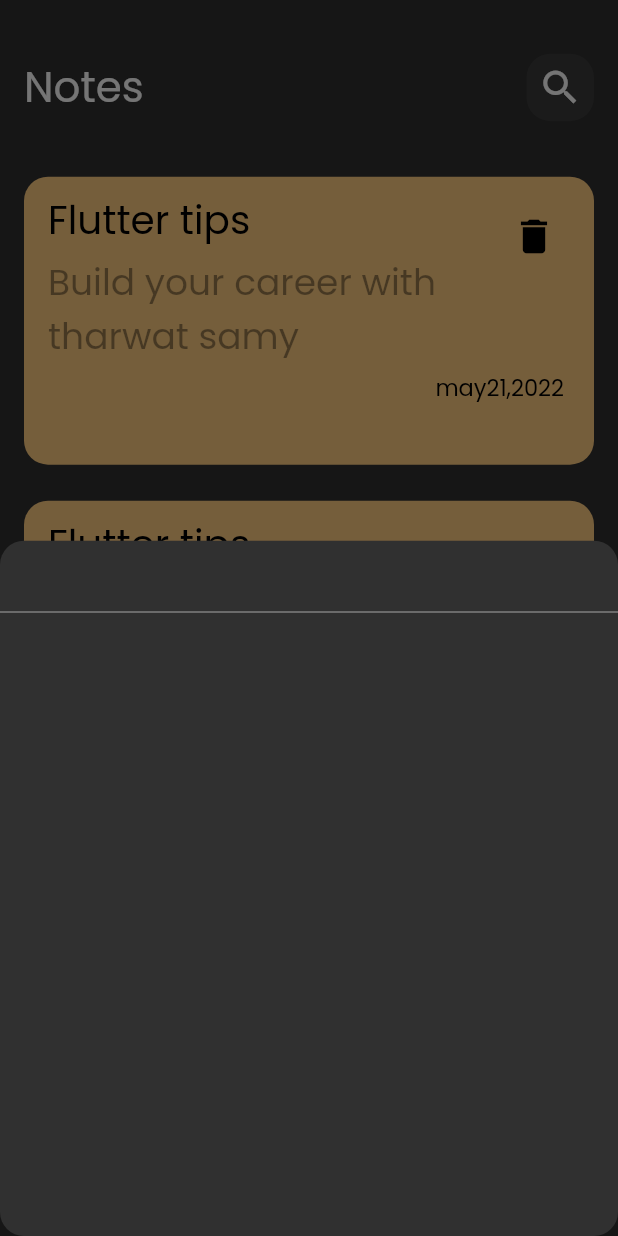
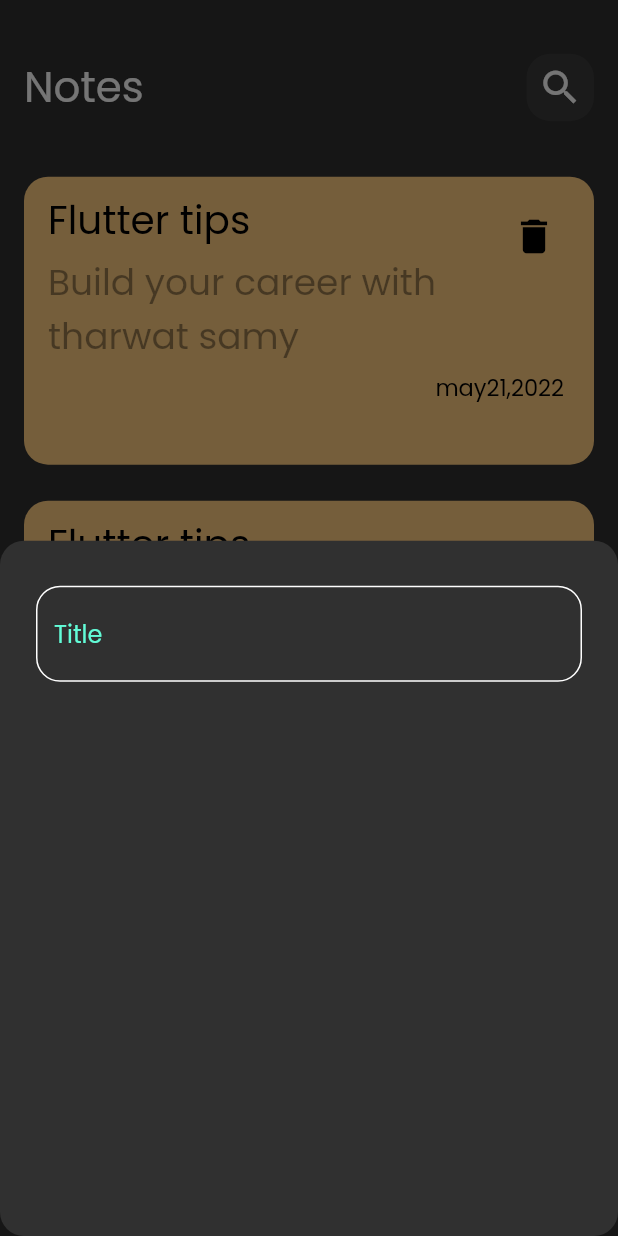
Before and after one commit to OmarWheed/notes_app, a Flutter app: the screen it shows after launch, after a tap on the "add" icon, on a phone screen of 412 x 824 dp. Run offline on Flutter 3.47's test engine with Material 2 defaults, Android fonts, the phone set to English and light mode, and no system bars.

Commit message:
custom text field

```diff
--- /dev/null
+++ b/lib/constant.dart
@@ -0,0 +1,3 @@
+import 'package:flutter/material.dart';
+
+const KprimaryColor = Color(0xff62FCD7);
--- /dev/null
+++ b/lib/widgets/custom_text_filed.dart
@@ -0,0 +1,27 @@
+import 'package:flutter/material.dart';
+
+import '../constant.dart';
+
+class CustomTextField extends StatelessWidget {
+  const CustomTextField({super.key});
+
+  @override
+  Widget build(BuildContext context) {
+    return TextField(
+      cursorColor: KprimaryColor,
+      decoration: InputDecoration(
+        hintText: "Title",
+        hintStyle: TextStyle(color: KprimaryColor),
+        border: buildBorder(),
+        enabledBorder: buildBorder(),
+        focusedBorder: buildBorder(KprimaryColor),
+      ),
+    );
+  }
+
+  OutlineInputBorder buildBorder([color]) {
+    return OutlineInputBorder(
+        borderRadius: BorderRadius.circular(16),
+        borderSide: BorderSide(color: color ?? Colors.white));
+  }
+}
--- /dev/null
+++ b/lib/widgets/gap.dart
@@ -0,0 +1,19 @@
+import 'package:flutter/material.dart';
+
+class Gap extends StatelessWidget {
+  double height;
+  double width;
+  Gap({
+    Key? key,
+    this.height = 0,
+    this.width = 0,
+  }) : super(key: key);
+
+  @override
+  Widget build(BuildContext context) {
+    return SizedBox(
+      height: height,
+      width: width,
+    );
+  }
+}
--- a/lib/widgets/model_button_sheet.dart
+++ b/lib/widgets/model_button_sheet.dart
@@ -1,15 +1,21 @@
 import 'package:flutter/material.dart';
+import 'package:todo/widgets/custom_text_filed.dart';
+
+import 'gap.dart';
 
 class AddNote extends StatelessWidget {
   @override
   Widget build(BuildContext context) {
-    return Column(
-      children: [
-        TextFormField(
-          enabled: true,
-          decoration: InputDecoration(),
-        )
-      ],
+    return Padding(
+      padding: const EdgeInsets.symmetric(horizontal: 24.0),
+      child: Column(
+        children: [
+          Gap(
+            height: 30,
+          ),
+          CustomTextField()
+        ],
+      ),
     );
   }
 }
```
